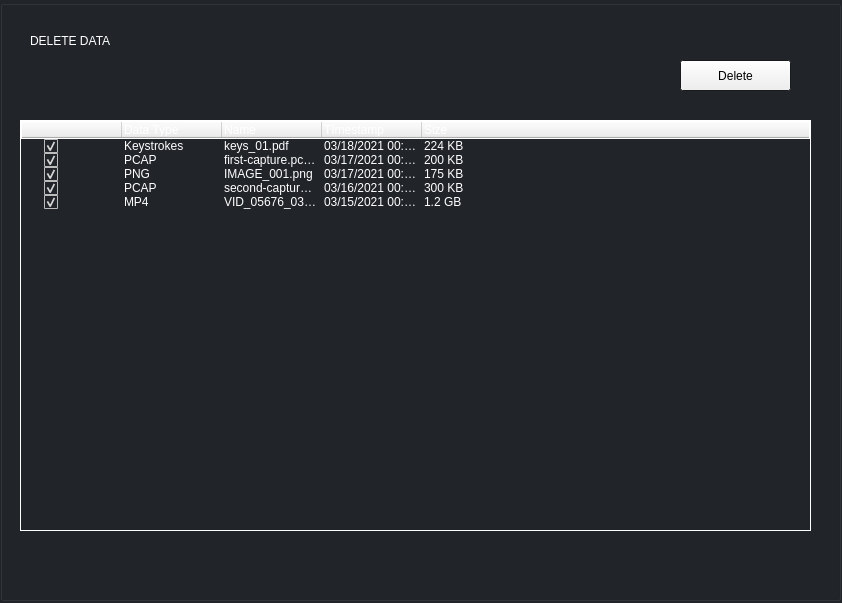
Old version of the form src/ui/Delete/DeleteData.ui in the repository komodo6/AVERT.
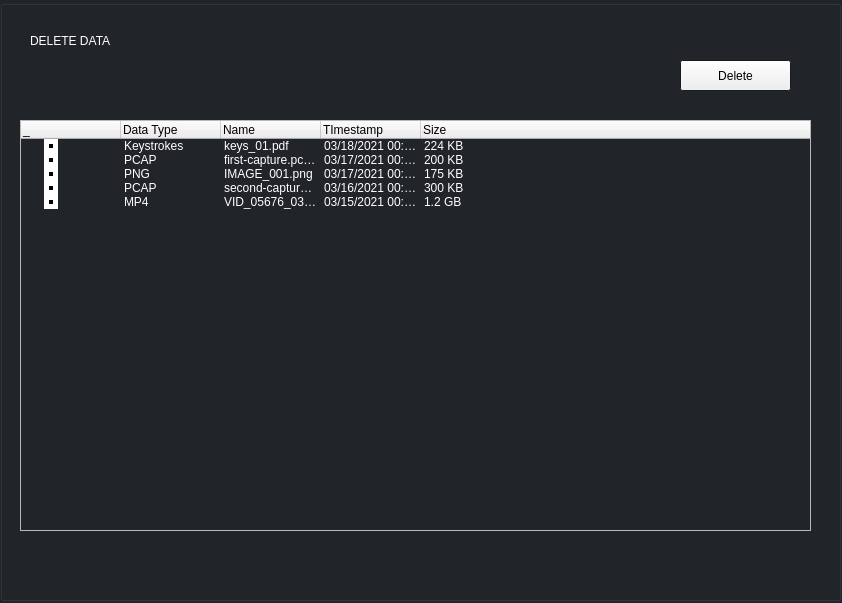
New version of the form.

```diff
--- a/src/ui/Delete/DeleteData.ui
+++ b/src/ui/Delete/DeleteData.ui
@@ -406,16 +406,25 @@
      </palette>
     </property>
     <property name="styleSheet">
-     <string notr="true">gridline-color: white;
-color: white;
-border: 1px solid white</string>
+     <string notr="true">QTreeView::indicator
+{
+border: 2px solid;
+border-color:white;
+}
+QTreeView::indicator:checked
+{
+border: 5px solid;
+border-color: white;
+background-color: black;
+}
+</string>
     </property>
     <property name="sizeAdjustPolicy">
      <enum>QAbstractScrollArea::AdjustToContents</enum>
     </property>
     <column>
      <property name="text">
-      <string>     </string>
+      <string>_</string>
      </property>
     </column>
     <column>
```
Left out of the diff: 3 changed lines with no effect on the pictures.
